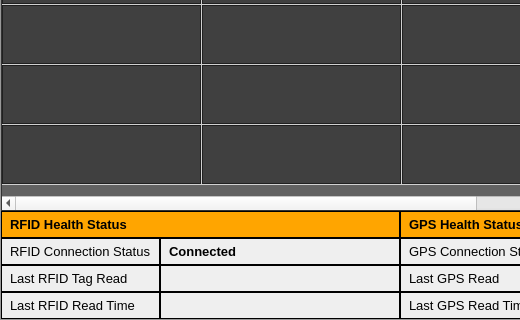
Qt form ui/main.ui (DevGuruPro/rfid-python) before a commit; both pictures show x 0 to 520 and y 266 to 586 of the 799 by 586 pixel window.
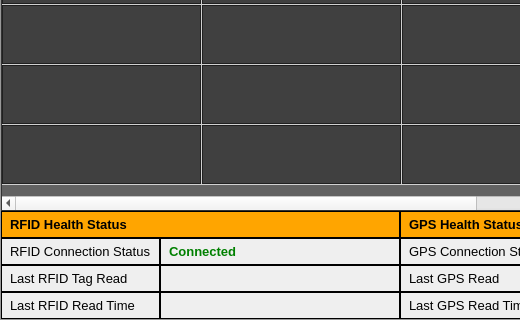
The same form after that commit. Icons and pictures are not drawn.

The edit to the form file:
```diff
--- a/ui/main.ui
+++ b/ui/main.ui
@@ -385,7 +385,8 @@
                  </property>
                  <property name="styleSheet">
                   <string notr="true">padding: 5px;
-border: 1px solid black;</string>
+border: 1px solid black;
+color: green;</string>
                  </property>
                  <property name="text">
                   <string>Connected</string>
```
